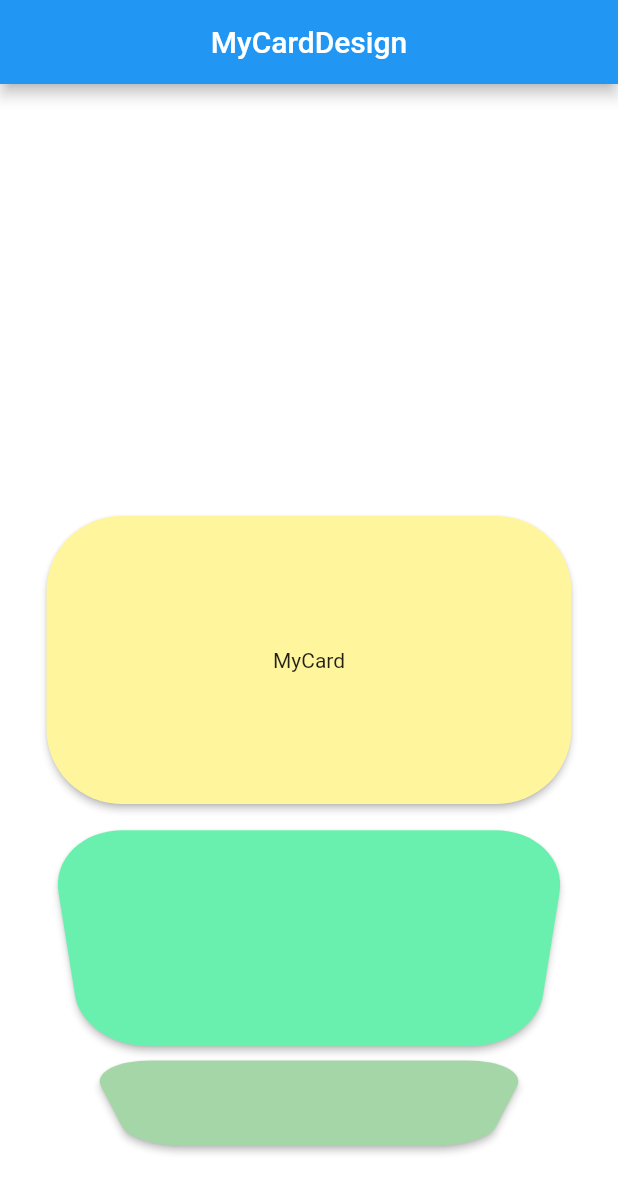
After one commit to izazprogram/weatherapps, a Flutter app: the screen it shows after launch, on a phone screen of 412 x 824 dp. The commit adds this screen. Shown: the top 1193 px of the screen. Run offline on Flutter 3.47's test engine with Material 2 defaults, Android fonts, the phone set to English and light mode, and no system bars.

Commit message:
Card ListWheelScrol

```diff
--- /dev/null
+++ b/lib/Card.dart
@@ -0,0 +1,136 @@
+import 'package:flutter/cupertino.dart';
+import 'package:flutter/material.dart';
+
+import 'APIs/WeatherApi.dart';
+
+class MyCardDesign extends StatelessWidget {
+  const MyCardDesign({Key? key}) : super(key: key);
+
+  get index => null;
+
+  @override
+  Widget build(BuildContext context) {
+    return SafeArea(child: Scaffold(
+backgroundColor: Colors.white38,
+      appBar: AppBar(
+        centerTitle: true,
+        title: Text(
+
+          "MyCardDesign",
+          style: TextStyle(
+            fontSize: 20,
+          ),
+
+        ),
+      ),
+      body: ListWheelScrollView(
+        itemExtent: 200,
+        physics: FixedExtentScrollPhysics(),
+        //perspective: 0.008,
+        //diameterRatio: 0.8,
+
+        children: [
+
+            Card(
+              color: Colors.yellow[200],
+              elevation: 2,
+              shape: RoundedRectangleBorder(
+                borderRadius: BorderRadius.all(
+                  Radius.circular(50),
+                ),
+              ),
+
+                child: Container(
+                  height: 350,
+                  width: 350,
+                  child: Center(child: Text("MyCard")),
+
+
+
+            ),
+          ),
+          Card(
+            color: Colors.greenAccent[200],
+            elevation: 2,
+
+            shape: RoundedRectangleBorder(
+              borderRadius: BorderRadius.all(
+                Radius.circular(50),
+              ),
+            ),
+            child: new InkWell(
+              onTap: () {
+
+                  Navigator.push(
+                      context,
+                      MaterialPageRoute(
+                          builder: (context) => WeatherSide(
+
+                          )));
+
+              },
+
+              child: Container(
+                height: 350,
+                width: 350,
+
+            ),
+          ),
+          ),
+          Card(
+            color: Colors.green[200],
+            elevation: 2,
+            shape: RoundedRectangleBorder(
+              borderRadius: BorderRadius.all(
+                Radius.circular(50),
+              ),
+            ),
+            child: Container(
+              height: 350,
+              width: 350,
+            ),
+          ),
+          Card(
+            color: Colors.deepPurpleAccent[200],
+            elevation: 2,
+            shape: RoundedRectangleBorder(
+              borderRadius: BorderRadius.all(
+                Radius.circular(50),
+              ),
+            ),
+            child: Container(
+              height: 350,
+              width: 350,
+            ),
+          ),
+          Card(
+            color: Colors.purple[200],
+            elevation: 2,
+            shape: RoundedRectangleBorder(
+              borderRadius: BorderRadius.all(
+                Radius.circular(50),
+              ),
+            ),
+            child: Container(
+              height: 350,
+              width: 350,
+            ),
+          ),
+          Card(
+            color: Colors.green[200],
+            elevation: 2,
+            shape: RoundedRectangleBorder(
+              borderRadius: BorderRadius.all(
+                Radius.circular(50),
+              ),
+            ),
+            child: Container(
+              height: 350,
+              width: 350,
+            ),
+          ),
+        ],
+      ),
+    ));
+  }
+}
--- a/lib/main.dart
+++ b/lib/main.dart
@@ -1,6 +1,7 @@
 import 'package:flutter/material.dart';
 
 import 'APIs/WeatherApi.dart';
+import 'Card.dart';
 
 void main() {
   runApp(MyWeather());
@@ -13,7 +14,7 @@ class MyWeather extends StatelessWidget {
   Widget build(BuildContext context) {
     return MaterialApp(
       debugShowCheckedModeBanner: false,
-      home: WeatherSide(),
+      home: MyCardDesign(),
     );
   }
 }
```
